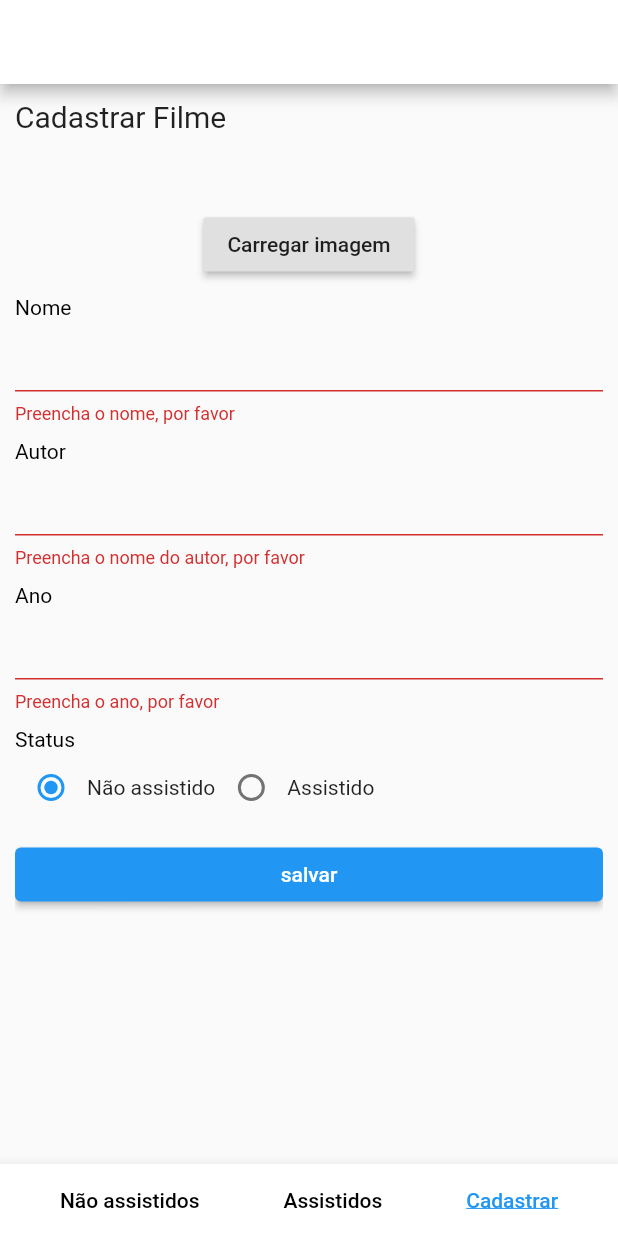
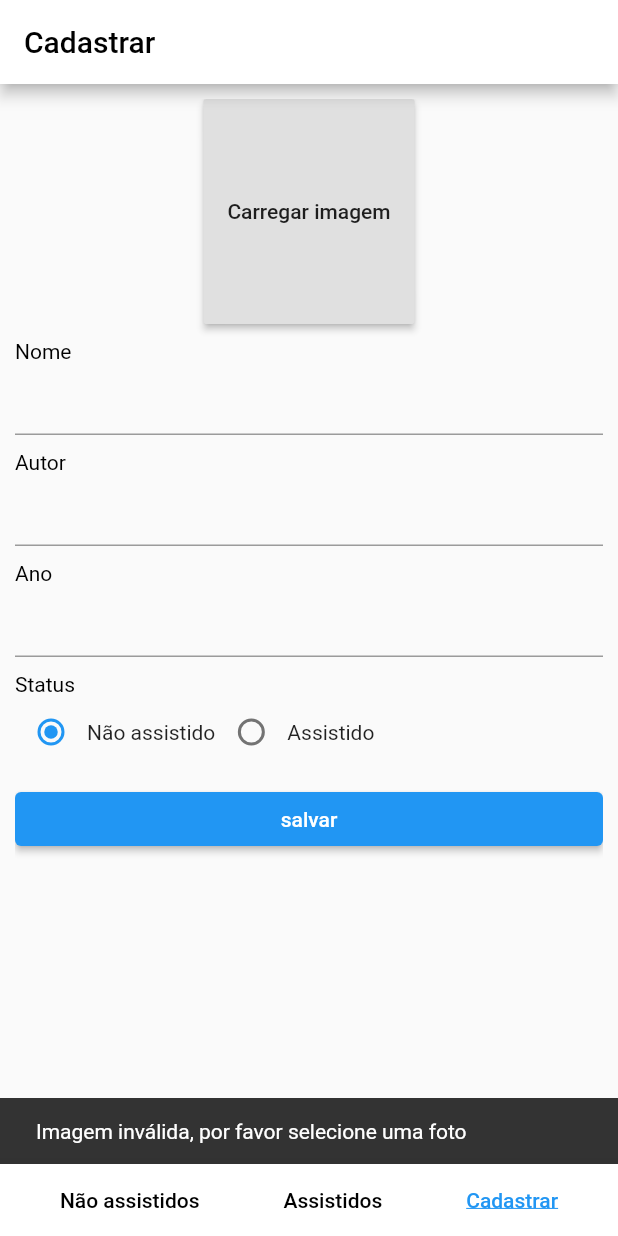
Before and after one commit to leohsmedeiros/WishList, a Flutter app: the screen it shows after launch, item 3 of the bottom bar chosen, after a tap on "salvar", on a phone screen of 412 x 824 dp. Run offline on Flutter 3.47's test engine with Material 2 defaults, Android fonts, the phone set to English and light mode, and no system bars; our stand-ins replace camera, image_picker, progress_dialog, sqflite; accounts and stored records are empty.

Commit message:
Concluded edit tab

```diff
--- a/wish_list/lib/screens/tab_content_form.dart
+++ b/wish_list/lib/screens/tab_content_form.dart
@@ -4,22 +4,23 @@ import 'package:camera/camera.dart';
 import 'package:flutter/cupertino.dart';
 import 'package:flutter/material.dart';
 import 'package:image_picker/image_picker.dart';
+import 'package:progress_dialog/progress_dialog.dart';
 import 'package:wishlist/model/movie.dart';
 import 'package:wishlist/database/movie_dao.dart';
 
 class TabContentForm extends StatefulWidget {
   CameraDescription camera;
+  Movie movie;
 
-  TabContentForm({ @required this.camera });
+  TabContentForm({ @required this.camera, this.movie});
 
   @override
   _TabContentFormState createState() => _TabContentFormState();
 }
 
 class _TabContentFormState extends State<TabContentForm> {
-  String _name, _author, _year;
+  TextEditingController _nameTextEditing, _authorTextEditing, _yearTextEditing;
   String _imagePath;
-  File _image;
 
   int _status = 0;
 
@@ -30,43 +31,64 @@ class _TabContentFormState extends State<TabContentForm> {
 
   final _formKey = GlobalKey<FormState>();
 
+
+  _createTextEdition (String value) {
+    return new TextEditingController.fromValue(new TextEditingValue(text: value,selection: new TextSelection.collapsed(offset: value.length-1)));
+  }
+
+  @override
+  void initState() {
+    super.initState();
+
+    _nameTextEditing = TextEditingController();
+    _authorTextEditing = TextEditingController();
+    _yearTextEditing = TextEditingController();
+
+    if (widget.movie != null) {
+      _nameTextEditing = _createTextEdition(widget.movie.name);
+      _authorTextEditing = _createTextEdition(widget.movie.author);
+      _yearTextEditing = _createTextEdition(widget.movie.year.toString());
+      _imagePath = widget.movie.photo;
+      _status = widget.movie.status;
+    }
+
+  }
+
   @override
   Widget build(BuildContext context) {
-    print("build tab content");
-
     return Form(
       key: _formKey,
       child: ListView(
-//        mainAxisAlignment: MainAxisAlignment.start,
         children: <Widget>[
-          Text("Cadastrar Filme",
-            style: TextStyle(
-              fontSize: 20,
-            ),
-          ),
-          SizedBox(height: 50.0,),
-
           Center(child: _buttonToLoadImage(context),),
           SizedBox(height: 10.0,),
 
           _label("Nome"),
           TextFormField(
-            onChanged: (text) => _name = text,
+            controller: _nameTextEditing,
             validator: (value) => (value.isEmpty) ? "Preencha o nome, por favor" : null
           ),
           SizedBox(height: 10.0,),
 
           _label("Autor"),
           TextFormField(
-            onChanged: (text) => _author = text,
+            controller: _authorTextEditing,
             validator: (value) => (value.isEmpty) ? "Preencha o nome do autor, por favor" : null
           ),
           SizedBox(height: 10.0,),
 
           _label("Ano"),
           TextFormField(
-            onChanged: (text) => _year = text,
-            validator: (value) => (value.isEmpty) ? "Preencha o ano, por favor" : null
+            controller: _yearTextEditing,
+            keyboardType: TextInputType.number,
+            validator: (value) {
+              try {
+                var n = int.parse(value);
+                return (n > DateTime.now().year) ? "Data informada é maior que a data atual" : null;
+              } on FormatException {
+                return "Data inválida";
+              }
+            }
           ),
           SizedBox(height: 10.0,),
 
@@ -78,8 +100,8 @@ class _TabContentFormState extends State<TabContentForm> {
           Container(
             width: double.infinity,
             child: ElevatedButton(
-              child: Text("salvar"),
-              onPressed: _save
+              child: Text(widget.movie != null ? "atualizar" : "salvar"),
+              onPressed: () => _save(context)
             ),
           )
         ],
@@ -87,33 +109,46 @@ class _TabContentFormState extends State<TabContentForm> {
     );
   }
 
-  _save() async {
-    print("name: $_name");
-    print("author: $_author");
-    print("year: $_year");
-    print("status: $_status");
-    print("imagePath: $_imagePath");
+  _save(BuildContext context) async {
+    if (_imagePath == null) {
+      Scaffold
+          .of(context)
+          .showSnackBar(SnackBar(content: Text('Imagem inválida, por favor selecione uma foto')));
 
-    if (_formKey.currentState.validate()) {
+    } else if (_formKey.currentState.validate()) {
       Movie _movie = Movie(
-          name: _name,
+          name: _nameTextEditing.text,
           photo: _imagePath,
-          author: _author,
+          author: _authorTextEditing.text,
           status: _status,
-          year: int.parse(_year)
+          year: int.parse(_yearTextEditing.text)
       );
 
-      Scaffold
-          .of(context)
-          .showSnackBar(SnackBar(content: Text('Salvando dados')));
+      if (widget.movie != null) {
+        _movie.id = widget.movie.id;
+      }
+
+      ProgressDialog pr = ProgressDialog(context, isDismissible: false);
+      pr.update(message: "Salvando dados");
+      await pr.show();
 
       var movieDao = MovieDAO();
 
       await movieDao.save(_movie);
 
+      await pr.hide();
+
       Scaffold
           .of(context)
           .showSnackBar(SnackBar(content: Text('Salvo com sucesso')));
+
+      if (widget.movie != null) {
+        Navigator.pop(context);
+      } else {
+        _nameTextEditing = _createTextEdition("");
+        _authorTextEditing = _createTextEdition("");
+        _yearTextEditing = _createTextEdition("");
+      }
     }
   }
 
@@ -168,11 +203,24 @@ class _TabContentFormState extends State<TabContentForm> {
     );
   }
 
-  _buttonToLoadImage(BuildContext context) => _image == null ?
-    RaisedButton(child: Text("Carregar imagem"), onPressed: () => _showPicker(context)):
+  _loadImage() {
+    if (File(_imagePath).existsSync()) {
+      return Image.file(File(_imagePath), fit: BoxFit.fitWidth,);
+    } else {
+      return Image.asset("assets/images/default_image.jpg", fit: BoxFit.fitWidth,);
+    }
+  }
+
+  _buttonToLoadImage(BuildContext context) => _imagePath == null ?
+    Container(height: 150,
+        child: RaisedButton(
+            child: Text("Carregar imagem"),
+            onPressed: () => _showPicker(context)
+        )
+    ):
     Container(height: 150,
       child: FlatButton(
-        child: Image.file(_image, fit: BoxFit.fitWidth,),
+        child: _loadImage(),
         onPressed: () => _showPicker(context),
       ),
     );
@@ -184,7 +232,6 @@ class _TabContentFormState extends State<TabContentForm> {
 
     setState(() {
       _imagePath = image.path;
-      _image = image;
     });
   }
 
@@ -195,7 +242,6 @@ class _TabContentFormState extends State<TabContentForm> {
 
     setState(() {
       _imagePath = image.path;
-      _image = image;
     });
   }
 
--- a/wish_list/lib/screens/tab_page.dart
+++ b/wish_list/lib/screens/tab_page.dart
@@ -3,7 +3,6 @@ import 'dart:core';
 import 'package:camera/camera.dart';
 import 'package:flutter/cupertino.dart';
 import 'package:flutter/material.dart';
-import 'package:wishlist/database/movie_dao.dart';
 import 'package:wishlist/screens/tab_content_form.dart';
 import 'package:wishlist/screens/tab_content_list_movies.dart';
 
@@ -25,7 +24,7 @@ class _TabPageState extends State<TabPage> {
     return Scaffold(
       resizeToAvoidBottomPadding: false,
       appBar: AppBar(
-        title: Text(_getItemTabTitleByIndex(_selectedIndex),),
+        title: Text(_getItemTabTitleByIndex(_selectedIndex), style: TextStyle(color: Colors.black),),
         backgroundColor: Colors.white,
       ),
       bottomNavigationBar: BottomAppBar(
@@ -82,18 +81,8 @@ class _TabPageState extends State<TabPage> {
       padding: EdgeInsets.all(10.0),
       child: PageView(
         controller: _pageController,
+        physics: NeverScrollableScrollPhysics(),
         children: <Widget>[
-//          Center(
-//            child: Container(
-//              child: Text('Não Listados'),
-//            ),
-//          ),
-//          TabContentListMovies(status: 0,),
-//          Center(
-//            child: Container(
-//              child: Text('Listados'),
-//            ),
-//          ),
           TabContentListMovies(status: 0,),
           TabContentListMovies(status: 1,),
           TabContentForm(
--- a/wish_list/pubspec.yaml
+++ b/wish_list/pubspec.yaml
@@ -29,6 +29,7 @@ dependencies:
   path_provider: ^1.6.21
   path: ^1.7.0
   image_picker: ^0.6.7+12
+  progress_dialog: ^1.2.4
 
 
   # The following adds the Cupertino Icons font to your application.
@@ -51,6 +52,9 @@ flutter:
   uses-material-design: true
 
   # To add assets to your application, add an assets section, like this:
+  assets:
+    - assets/images/
+
   # assets:
   #   - images/a_dot_burr.jpeg
   #   - images/a_dot_ham.jpeg
```
Also changed, not shown: wish_list/lib/screens/tab_content_list_movies.dart (+31 -13 lines), wish_list/assets/images/default_image.jpg (added), wish_list/pubspec.lock.
